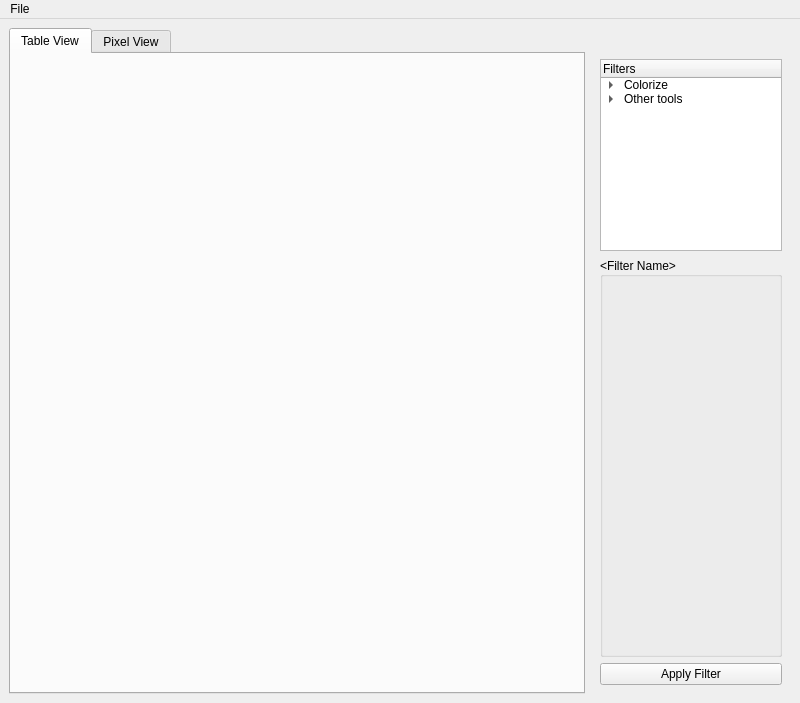
Above: mainwindow.ui from Airels/ihm-tabs before the change. Below: the same form after it.
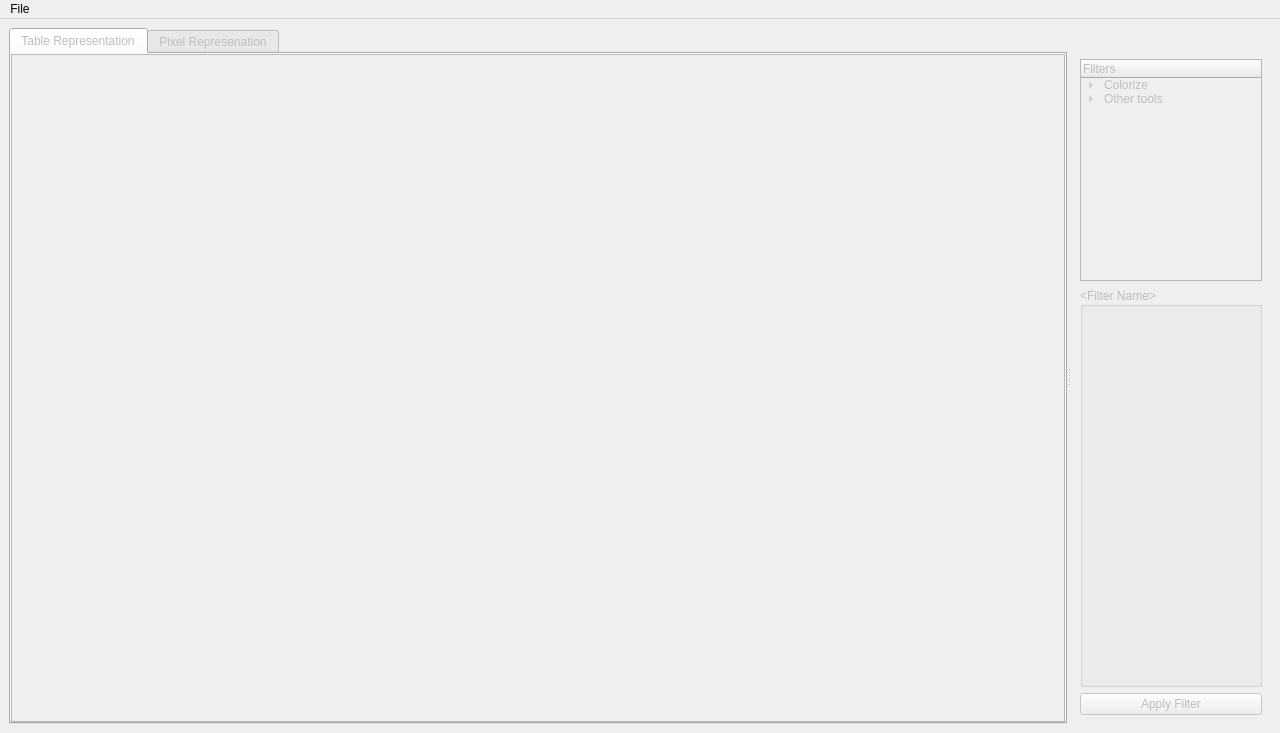
That is the form after the change.

Commit message: add split pane and connect to button

The edit to the form file:
```diff
--- a/mainwindow.ui
+++ b/mainwindow.ui
@@ -6,8 +6,8 @@
    <rect>
     <x>0</x>
     <y>0</y>
-    <width>800</width>
-    <height>600</height>
+    <width>1280</width>
+    <height>733</height>
    </rect>
   </property>
   <property name="windowTitle">
@@ -25,7 +25,26 @@
    </property>
    <layout class="QHBoxLayout" name="horizontalLayout">
     <item>
+     <widget class="QSplitter" name="splitter">
+      <property name="sizePolicy">
+       <sizepolicy hsizetype="Expanding" vsizetype="Expanding">
+        <horstretch>0</horstretch>
+        <verstretch>0</verstretch>
+       </sizepolicy>
+      </property>
+      <property name="minimumSize">
+       <size>
+        <width>20</width>
+        <height>20</height>
+       </size>
+      </property>
+      <property name="orientation">
+       <enum>Qt::Horizontal</enum>
+      </property>
      <widget class="QTabWidget" name="tabWidget">
+       <property name="enabled">
+        <bool>false</bool>
+       </property>
       <property name="maximumSize">
        <size>
         <width>16777215</width>
@@ -35,9 +54,9 @@
       <property name="currentIndex">
        <number>0</number>
       </property>
-      <widget class="QWidget" name="_tableView">
+       <widget class="QWidget" name="_tableTab">
        <property name="sizePolicy">
-        <sizepolicy hsizetype="Expanding" vsizetype="Preferred">
+         <sizepolicy hsizetype="Expanding" vsizetype="Expanding">
          <horstretch>0</horstretch>
          <verstretch>0</verstretch>
         </sizepolicy>
@@ -46,18 +65,36 @@
         <string/>
        </property>
        <attribute name="title">
-        <string>Table View</string>
-       </attribute>
-      </widget>
-      <widget class="QWidget" name="_pixelView">
-       <attribute name="title">
-        <string>Pixel View</string>
-       </attribute>
-      </widget>
-     </widget>
-    </item>
-    <item>
+         <string>Table Representation</string>
+        </attribute>
+        <layout class="QGridLayout" name="gridLayout">
+         <property name="leftMargin">
+          <number>0</number>
+         </property>
+         <property name="topMargin">
+          <number>0</number>
+         </property>
+         <property name="rightMargin">
+          <number>0</number>
+         </property>
+         <property name="bottomMargin">
+          <number>0</number>
+         </property>
+         <item row="0" column="0">
+          <widget class="QTableView" name="_tableView"/>
+         </item>
+        </layout>
+       </widget>
+       <widget class="QWidget" name="_pixelTab">
+        <attribute name="title">
+         <string>Pixel Represenation</string>
+        </attribute>
+       </widget>
+      </widget>
      <widget class="QFrame" name="frame">
+       <property name="enabled">
+        <bool>false</bool>
+       </property>
       <property name="sizePolicy">
        <sizepolicy hsizetype="Expanding" vsizetype="Expanding">
         <horstretch>0</horstretch>
@@ -66,7 +103,7 @@
       </property>
       <property name="minimumSize">
        <size>
-        <width>20</width>
+         <width>0</width>
         <height>0</height>
        </size>
       </property>
@@ -107,6 +144,9 @@
        </item>
        <item>
         <widget class="QTreeWidget" name="_treeFilter">
+          <property name="enabled">
+           <bool>false</bool>
+          </property>
          <column>
           <property name="text">
            <string>Filters</string>
@@ -141,6 +181,9 @@
        </item>
        <item>
         <widget class="QGroupBox" name="_activeFilter">
+          <property name="enabled">
+           <bool>false</bool>
+          </property>
          <property name="minimumSize">
           <size>
            <width>0</width>
@@ -156,7 +199,10 @@
         </widget>
        </item>
        <item>
-        <widget class="QPushButton" name="_filterApplyBtn">
+         <widget class="QPushButton" name="_applyFilterBtn">
+          <property name="enabled">
+           <bool>false</bool>
+          </property>
          <property name="text">
           <string>Apply Filter</string>
          </property>
@@ -164,6 +210,7 @@
        </item>
       </layout>
      </widget>
+     </widget>
     </item>
    </layout>
   </widget>
@@ -172,14 +219,14 @@
     <rect>
      <x>0</x>
      <y>0</y>
-     <width>800</width>
+     <width>1280</width>
      <height>25</height>
     </rect>
    </property>
    <property name="defaultUp">
     <bool>false</bool>
    </property>
-   <widget class="QMenu" name="menuFIle">
+   <widget class="QMenu" name="_menuFile">
     <property name="title">
      <string>File</string>
     </property>
@@ -193,7 +240,7 @@
     <addaction name="separator"/>
     <addaction name="_actionSaveAs"/>
    </widget>
-   <addaction name="menuFIle"/>
+   <addaction name="_menuFile"/>
   </widget>
   <action name="actionOpen_File">
    <property name="text">
```
Left out of the diff: 47 changed lines with no effect on the pictures. Lines whose indentation alone changed are shown as unchanged.
